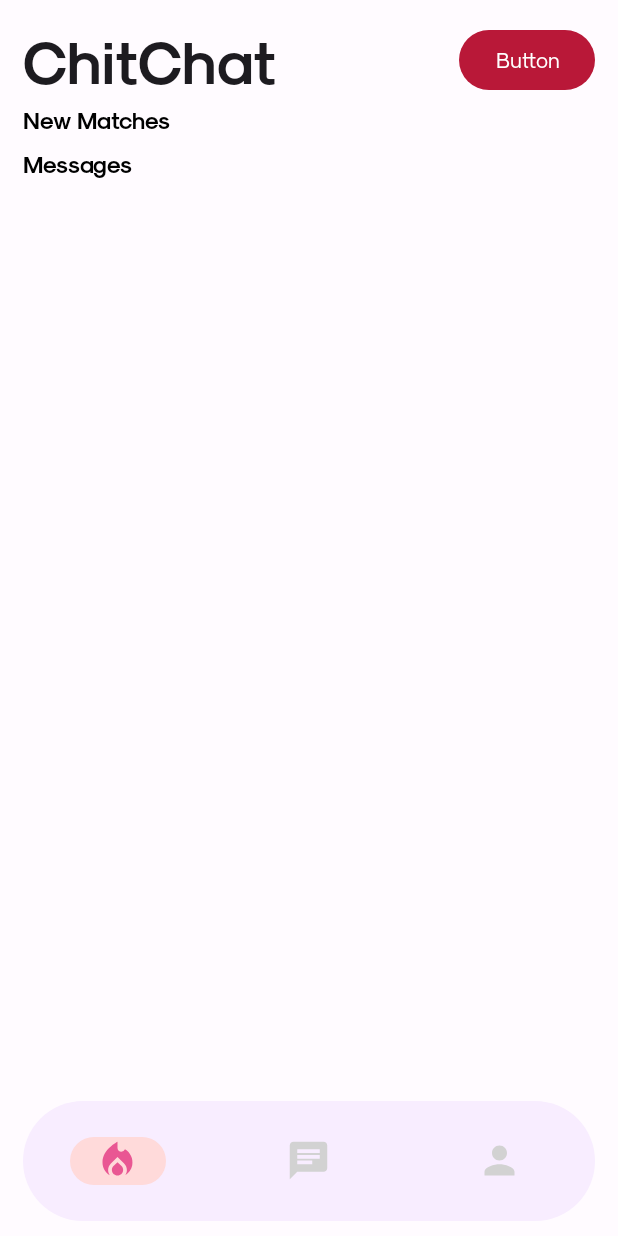
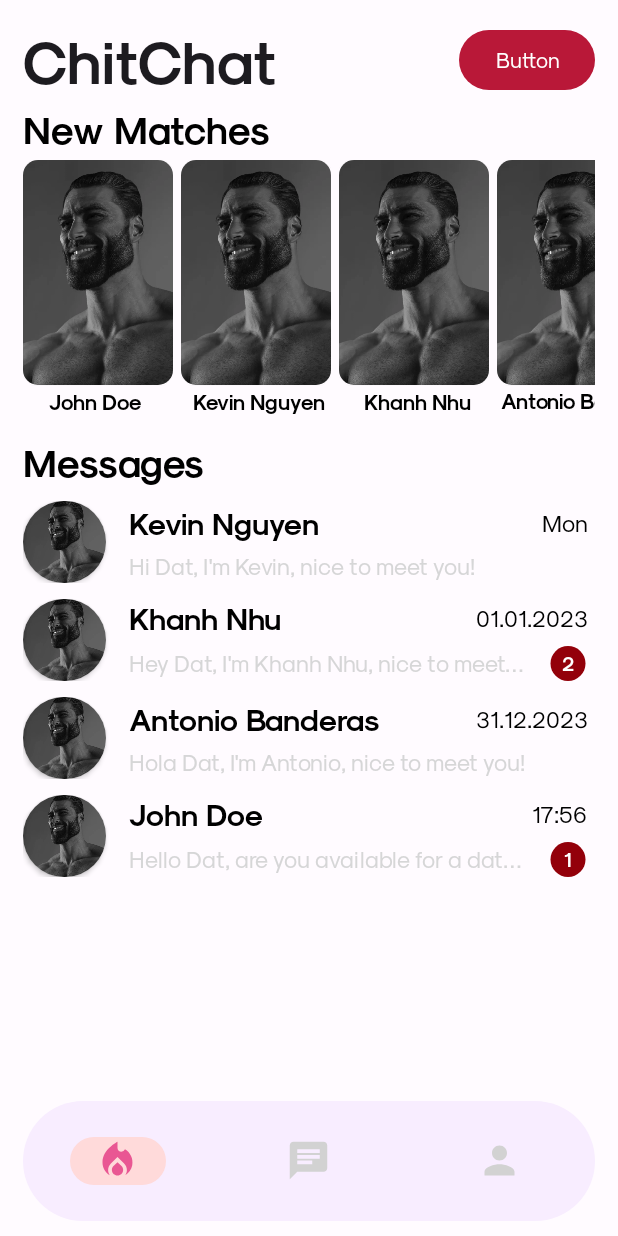
Before and after one commit to OnlyUsePascal/TeenDuh, an Android app: the fragment ChitChat placed in its activity, on a phone screen of 412 x 824 dp. Run offline under Robolectric (Android 15) with nearby library versions, the phone set to English and light mode, and no system bars.

Commit message:
messages page ui

```diff
--- /dev/null
+++ b/app/src/main/java/com/example/teenduh/model/message/MessageViewModel.java
@@ -0,0 +1,103 @@
+package com.example.teenduh.model.message;
+
+import android.annotation.SuppressLint;
+
+import java.util.Calendar;
+import java.util.Date;
+import java.util.GregorianCalendar;
+import java.util.Locale;
+
+public class MessageViewModel {
+  private String uid;
+  private String senderUid;
+  private String receiverUid;
+  private String name;
+  private String messagePreview;
+  private String imageUrl;
+  private Date date;
+  private Boolean isUnread;
+
+  public MessageViewModel(String uid, String senderUid, String receiverUid, String name, String message, String imageUrl, Date date, Boolean isUnread) {
+    this.uid = uid;
+    this.senderUid = senderUid;
+    this.receiverUid = receiverUid;
+    this.name = name;
+    this.messagePreview = message;
+    this.imageUrl = imageUrl;
+    this.date = date;
+    this.isUnread = isUnread;
+  }
+
+  public String getUid() {
+    return uid;
+  }
+
+  public Date getDate() {
+    return date;
+  }
+
+  public Boolean getUnread() {
+    return isUnread;
+  }
+
+  public String getName() {
+    return name;
+  }
+
+  public String getMessagePreview() {
+    return messagePreview;
+  }
+
+  public String getImageUrl() {
+    return imageUrl;
+  }
+
+  public String getSenderUid() {
+    return senderUid;
+  }
+
+  public String getPreviewDate() {
+    Date currentDate = new Date();
+
+    Calendar currentDateCalendar = new GregorianCalendar();
+    Calendar messageDateCalendar = new GregorianCalendar();
+
+    currentDateCalendar.setTime(currentDate);
+    messageDateCalendar.setTime(date);
+
+    int currentYear = currentDateCalendar.get(Calendar.YEAR);
+    int currentDay = currentDateCalendar.get(Calendar.DAY_OF_MONTH);
+    int currentWeek = currentDateCalendar.get(Calendar.WEEK_OF_YEAR);
+
+    int messageYear = messageDateCalendar.get(Calendar.YEAR);
+    int messageMonth = messageDateCalendar.get(Calendar.MONTH);
+    int messageDay = messageDateCalendar.get(Calendar.DAY_OF_MONTH);
+    int messageWeek = messageDateCalendar.get(Calendar.WEEK_OF_YEAR);
+
+    if (currentYear == messageYear) {
+      if (currentWeek == messageWeek) {
+        if (currentDay == messageDay) {
+          return String.format(
+            "%02d:%02d",
+            messageDateCalendar.get(Calendar.HOUR_OF_DAY),
+            messageDateCalendar.get(Calendar.MINUTE)
+          );
+        } else {
+          return messageDateCalendar.getDisplayName(Calendar.DAY_OF_WEEK, Calendar.SHORT, Locale.US);
+        }
+      } else {
+        return String.format(
+          "%s %d",
+          messageDateCalendar.getDisplayName(Calendar.MONTH, Calendar.SHORT, Locale.US),
+          messageDay
+        );
+      }
+    }
+
+    return String.format("%02d.%02d.%02d", messageDay, messageMonth + 1, messageYear);
+  }
+
+  public String getReceiverUid() {
+    return receiverUid;
+  }
+}
--- /dev/null
+++ b/app/src/main/java/com/example/teenduh/model/message/MessagesPreviewStore.java
@@ -0,0 +1,87 @@
+package com.example.teenduh.model.message;
+
+import com.example.teenduh.util.AndroidUtil;
+
+import java.util.ArrayList;
+import java.util.HashMap;
+import java.util.List;
+import java.util.stream.Collectors;
+
+public class MessagesPreviewStore {
+  public static HashMap<String, MessageViewModel> messagesPreviewMap = new HashMap<>();
+  public static HashMap<String, Integer> unreadAmountMap = new HashMap<>();
+
+  public static void addMessage(MessageViewModel message) {
+    // TODO: add message to database
+    unreadAmountMap.merge(message.getSenderUid(), message.getUnread() ? 1 : 0, Integer::sum);
+    messagesPreviewMap.put(message.getSenderUid(), message);
+  }
+
+  public static List<MessageViewModel> getMessagesList() {
+    return new ArrayList<>(messagesPreviewMap.values());
+  }
+
+  public static List<Integer> getUnreadAmountList() {
+    return new ArrayList<>(unreadAmountMap.values());
+  }
+
+  public static void fetch() {
+    // TODO: fetch messages from database
+    messagesPreviewMap.clear();
+
+    addMessage(new MessageViewModel(
+      "1",
+      "10",
+      "20",
+      "John Doe",
+      "Hello Dat, are you available for a date?",
+      "https://i.imgur.com/1XZV3cj.jpg",
+      AndroidUtil.parseDate(2024, 1, 3, 17, 56),
+      true)
+    );
+
+    addMessage(new MessageViewModel(
+      "2",
+      "11",
+      "20",
+      "Kevin Nguyen",
+      "Hi Dat, I'm Kevin, nice to meet you!",
+      "https://i.imgur.com/1XZV3cj.jpg",
+      AndroidUtil.parseDate(2024, 1, 1, 13, 12),
+      false)
+    );
+
+    addMessage(new MessageViewModel(
+      "3",
+      "12",
+      "20",
+      "Khanh Nhu",
+      "Hey Dat, I'm Khanh Nhu, nice to meet you!",
+      "https://i.imgur.com/1XZV3cj.jpg",
+      AndroidUtil.parseDate(2023, 12, 31, 17, 56),
+      true)
+    );
+
+    addMessage(new MessageViewModel(
+      "4",
+      "13",
+      "20",
+      "Antonio Banderas",
+      "Hola Dat, I'm Antonio, nice to meet you!",
+      "https://i.imgur.com/1XZV3cj.jpg",
+      AndroidUtil.parseDate(2023, 12, 31, 17, 56),
+      false)
+    );
+
+    addMessage(new MessageViewModel(
+      "5",
+      "12",
+      "20",
+      "Khanh Nhu",
+      "Hey Dat, I'm Khanh Nhu, nice to meet you!",
+      "https://i.imgur.com/1XZV3cj.jpg",
+      AndroidUtil.parseDate(2023, 1, 1, 17, 56),
+      true)
+    );
+  }
+}
--- /dev/null
+++ b/app/src/main/java/com/example/teenduh/model/message/NewMatchesStore.java
@@ -0,0 +1,27 @@
+package com.example.teenduh.model.message;
+
+import java.util.ArrayList;
+import java.util.List;
+
+public class NewMatchesStore {
+  public static List<NewMatchesViewModel> matchesList = new ArrayList<>();
+
+  public static void addMatch(NewMatchesViewModel match) {
+    // TODO: add match to database
+    matchesList.add(match);
+  }
+
+  public static List<NewMatchesViewModel> getMatchesList() {
+    return matchesList;
+  }
+
+  public static void fetch() {
+    // TODO: fetch matches from database
+    matchesList.clear();
+
+    matchesList.add(new NewMatchesViewModel("John Doe", "https://i.imgur.com/1XZV3cj.jpg"));
+    matchesList.add(new NewMatchesViewModel("Kevin Nguyen", "https://i.imgur.com/1XZV3cj.jpg"));
+    matchesList.add(new NewMatchesViewModel("Khanh Nhu", "https://i.imgur.com/1XZV3cj.jpg"));
+    matchesList.add(new NewMatchesViewModel("Antonio Banderas", "https://i.imgur.com/1XZV3cj.jpg"));
+  }
+}
--- /dev/null
+++ b/app/src/main/java/com/example/teenduh/model/message/NewMatchesViewModel.java
@@ -0,0 +1,19 @@
+package com.example.teenduh.model.message;
+
+public class NewMatchesViewModel {
+  private String name;
+  private String imageUrl;
+
+  public NewMatchesViewModel(String name, String imageUrl) {
+    this.name = name;
+    this.imageUrl = imageUrl;
+  }
+
+  public String getName() {
+    return name;
+  }
+
+  public String getImageUrl() {
+    return imageUrl;
+  }
+}
--- a/app/src/main/java/com/example/teenduh/util/AndroidUtil.java
+++ b/app/src/main/java/com/example/teenduh/util/AndroidUtil.java
@@ -9,6 +9,9 @@ import android.view.View;
 import android.view.inputmethod.InputMethodManager;
 
 import com.example.teenduh.model.User;
+
+import java.time.LocalDateTime;
+import java.util.Date;
 
 public class AndroidUtil {
   private static Context context;
@@ -57,4 +60,9 @@ public class AndroidUtil {
     Intent intent = new Intent(Intent.ACTION_VIEW, Uri.parse(url));
     context.startActivity(intent);
   }
+
+  public static Date parseDate(int year, int month, int day, int hour, int minute) {
+    return Date.from(LocalDateTime.of(year, month, day, hour, minute).atZone(
+        java.time.ZoneId.systemDefault()).toInstant());
+  }
 }
--- a/app/src/main/java/com/example/teenduh/view/activity/MainLayout.java
+++ b/app/src/main/java/com/example/teenduh/view/activity/MainLayout.java
@@ -10,7 +10,7 @@ import android.widget.FrameLayout;
 
 import com.example.teenduh.R;
 import com.example.teenduh.util.AndroidUtil;
-import com.example.teenduh.view.fragment.ChitChat;
+import com.example.teenduh.view.fragment.message.ChitChat;
 import com.example.teenduh.view.fragment.Profile;
 import com.example.teenduh.view.fragment.TeenDuh;
 import com.google.android.material.bottomnavigation.BottomNavigationView;
--- /dev/null
+++ b/app/src/main/java/com/example/teenduh/view/adapter/message/MessagesPreviewAdapter.java
@@ -0,0 +1,80 @@
+package com.example.teenduh.view.adapter.message;
+
+import android.view.LayoutInflater;
+import android.view.View;
+import android.view.ViewGroup;
+import android.widget.ImageView;
+import android.widget.RelativeLayout;
+import android.widget.TextView;
+
+import androidx.annotation.NonNull;
+import androidx.recyclerview.widget.RecyclerView;
+
+import com.example.teenduh.R;
+import com.example.teenduh.model.message.MessageViewModel;
+import com.example.teenduh.util.AndroidUtil;
+import com.example.teenduh.view.activity.TestSuccess;
+
+import java.util.List;
+
+public class MessagesPreviewAdapter extends RecyclerView.Adapter<MessagesPreviewAdapter.ViewHolder> {
+  private List<MessageViewModel> messagesList;
+  private List<Integer> unreadAmountList;
+  private View mView;
+
+  public MessagesPreviewAdapter(List<MessageViewModel> messagesList, List<Integer> unreadAmountList, View view) {
+    this.messagesList = messagesList;
+    this.unreadAmountList = unreadAmountList;
+    this.mView = view;
+  }
+
+  @NonNull
+  @Override
+  public MessagesPreviewAdapter.ViewHolder onCreateViewHolder(@NonNull ViewGroup parent, int viewType) {
+    View view = LayoutInflater.from(parent.getContext()).inflate(R.layout.list_chitchat_messages, parent, false);
+    return new MessagesPreviewAdapter.ViewHolder(view);
+  }
+
+  @Override
+  public void onBindViewHolder(@NonNull MessagesPreviewAdapter.ViewHolder holder, int position) {
+    holder.name.setText(messagesList.get(position).getName());
+    holder.messagePreview.setText(messagesList.get(position).getMessagePreview());
+    holder.date.setText(messagesList.get(position).getPreviewDate());
+
+    Integer unreadAmount = unreadAmountList.get(position);
+    if (unreadAmount == 0) {
+      holder.unreadContainer.setVisibility(View.GONE);
+    } else {
+      holder.unreadCount.setText(unreadAmount.toString());
+      holder.unreadContainer.setVisibility(View.VISIBLE);
+    }
+
+    holder.itemView.setOnClickListener(v -> {
+      AndroidUtil._startActivity(mView.getContext(), TestSuccess.class);
+    });
+  }
+
+  @Override
+  public int getItemCount() {
+    return messagesList.size();
+  }
+
+  public class ViewHolder extends RecyclerView.ViewHolder {
+    private TextView name;
+    private TextView date;
+    private TextView unreadCount;
+    private TextView messagePreview;
+    private ImageView image;
+    private RelativeLayout unreadContainer;
+    public ViewHolder(@NonNull View itemView) {
+      super(itemView);
+
+      name = itemView.findViewById(R.id.name);
+      messagePreview = itemView.findViewById(R.id.messagePreview);
+      image = itemView.findViewById(R.id.user_img);
+      date = itemView.findViewById(R.id.date);
+      unreadCount = itemView.findViewById(R.id.unreadCount);
+      unreadContainer = itemView.findViewById(R.id.unreadContainer);
+    }
+  }
+}
--- /dev/null
+++ b/app/src/main/java/com/example/teenduh/view/adapter/message/NewMatchesAdapter.java
@@ -0,0 +1,59 @@
+package com.example.teenduh.view.adapter.message;
+
+import android.view.LayoutInflater;
+import android.view.View;
+import android.view.ViewGroup;
+import android.widget.ImageView;
+import android.widget.TextView;
+
+import androidx.annotation.NonNull;
+import androidx.recyclerview.widget.RecyclerView;
+
+import com.example.teenduh.R;
+import com.example.teenduh.model.message.NewMatchesViewModel;
+import com.example.teenduh.util.AndroidUtil;
+import com.example.teenduh.view.activity.TestSuccess;
+
+import java.util.List;
+
+public class NewMatchesAdapter extends RecyclerView.Adapter<NewMatchesAdapter.ViewHolder> {
+  private List<NewMatchesViewModel> newMatchesList;
+  private View mView;
+
+  public NewMatchesAdapter(List<NewMatchesViewModel> newMatchesList, View mView) {
+    this.newMatchesList = newMatchesList;
+    this.mView = mView;
+  }
+
+  @NonNull
+  @Override
+  public NewMatchesAdapter.ViewHolder onCreateViewHolder(@NonNull ViewGroup parent, int viewType) {
+    View view = LayoutInflater.from(parent.getContext()).inflate(R.layout.list_chitchat_match, parent, false);
+    return new NewMatchesAdapter.ViewHolder(view);
+  }
+
+  @Override
+  public void onBindViewHolder(@NonNull NewMatchesAdapter.ViewHolder holder, int position) {
+    holder.name.setText(newMatchesList.get(position).getName());
+
+    holder.itemView.setOnClickListener(v -> {
+      AndroidUtil._startActivity(mView.getContext(), TestSuccess.class);
+    });
+  }
+
+  @Override
+  public int getItemCount() {
+    return newMatchesList.size();
+  }
+
+  public class ViewHolder extends RecyclerView.ViewHolder {
+    private TextView name;
+    private ImageView image;
+    public ViewHolder(@NonNull View itemView) {
+      super(itemView);
+
+      name = itemView.findViewById(R.id.name);
+      image = itemView.findViewById(R.id.match_img);
+    }
+  }
+}
--- a/app/src/main/java/com/example/teenduh/view/fragment/ChitChat.java
+++ /dev/null
@@ -1,42 +0,0 @@
-package com.example.teenduh.view.fragment;
-
-import android.content.Context;
-import android.os.Bundle;
-
-import androidx.annotation.NonNull;
-import androidx.annotation.Nullable;
-import androidx.fragment.app.Fragment;
-import androidx.recyclerview.widget.RecyclerView;
-
-import android.view.LayoutInflater;
-import android.view.View;
-import android.view.ViewGroup;
-
-import com.example.teenduh.R;
-import com.example.teenduh.util.AndroidUtil;
-
-public class ChitChat extends Fragment {
-  private Context context;
-  RecyclerView matches;
-  RecyclerView messages;
-
-
-  public ChitChat() {
-    // Required empty public constructor
-    context = AndroidUtil.getContext();
-  }
-
-  @Override
-  public View onCreateView(LayoutInflater inflater, ViewGroup container,
-                           Bundle savedInstanceState) {
-    return inflater.inflate(R.layout.fragment_chit_chat, container, false);
-  }
-
-  @Override
-  public void onViewCreated(@NonNull View view, @Nullable Bundle savedInstanceState) {
-    super.onViewCreated(view, savedInstanceState);
-    matches = view.findViewById(R.id.matches);
-    messages = view.findViewById(R.id.messages);
-
-  }
-}
--- /dev/null
+++ b/app/src/main/java/com/example/teenduh/view/fragment/message/ChitChat.java
@@ -0,0 +1,77 @@
+package com.example.teenduh.view.fragment.message;
+
+import android.content.Context;
+import android.os.Bundle;
+
+import androidx.annotation.NonNull;
+import androidx.annotation.Nullable;
+import androidx.fragment.app.Fragment;
+import androidx.recyclerview.widget.LinearLayoutManager;
+import androidx.recyclerview.widget.RecyclerView;
+
+import android.view.LayoutInflater;
+import android.view.View;
+import android.view.ViewGroup;
+
+import com.example.teenduh.R;
+import com.example.teenduh.model.message.MessageViewModel;
+import com.example.teenduh.model.message.MessagesPreviewStore;
+import com.example.teenduh.model.message.NewMatchesStore;
+import com.example.teenduh.model.message.NewMatchesViewModel;
+import com.example.teenduh.util.AndroidUtil;
+import com.example.teenduh.view.adapter.message.MessagesPreviewAdapter;
+import com.example.teenduh.view.adapter.message.NewMatchesAdapter;
+
+import java.util.ArrayList;
+import java.util.List;
+
+public class ChitChat extends Fragment {
+  private Context context;
+  RecyclerView matches;
+  RecyclerView messages;
+  List<NewMatchesViewModel> matchesList = new ArrayList<>();
+  List<MessageViewModel> messagesList = new ArrayList<>();
+  List<Integer> unreadAmountList = new ArrayList<>();
+
+
+  public ChitChat() {
+    // Required empty public constructor
+    context = AndroidUtil.getContext();
+  }
+
+  @Override
+  public View onCreateView(LayoutInflater inflater, ViewGroup container,
+                           Bundle savedInstanceState) {
+    View view =  inflater.inflate(R.layout.fragment_chit_chat, container, false);
+
+    matches = view.findViewById(R.id.matches);
+    messages = view.findViewById(R.id.messages);
+
+    matches.setLayoutManager(new
+      LinearLayoutManager(context, LinearLayoutManager.HORIZONTAL, false));
+
+    NewMatchesStore.fetch();
+    matchesList = NewMatchesStore.getMatchesList();
+
+    matches.setAdapter(new NewMatchesAdapter(matchesList, view));
+
+    messages.setLayoutManager(new
+      LinearLayoutManager(context, LinearLayoutManager.VERTICAL, false));
+
+    MessagesPreviewStore.fetch();
+    messagesList = MessagesPreviewStore.getMessagesList();
+    unreadAmountList = MessagesPreviewStore.getUnreadAmountList();
+
+    messages.setAdapter(new MessagesPreviewAdapter(messagesList, unreadAmountList, view));
+
+    return view;
+  }
+
+  @Override
+  public void onViewCreated(@NonNull View view, @Nullable Bundle savedInstanceState) {
+    super.onViewCreated(view, savedInstanceState);
+    matches = view.findViewById(R.id.matches);
+    messages = view.findViewById(R.id.messages);
+
+  }
+}
--- /dev/null
+++ b/app/src/main/res/drawable/circle_shape.xml
@@ -0,0 +1,12 @@
+<?xml version="1.0" encoding="utf-8"?>
+<shape
+  xmlns:android="http://schemas.android.com/apk/res/android"
+  android:shape="oval">
+
+  <solid
+    android:color="@color/md_theme_dark_errorContainer" />
+
+  <size
+    android:width="25dp"
+    android:height="25dp"/>
+</shape>
--- a/app/src/main/res/layout/fragment_chit_chat.xml
+++ b/app/src/main/res/layout/fragment_chit_chat.xml
@@ -45,7 +45,7 @@
       android:layout_height="wrap_content"
       android:text="New Matches"
       android:textColor="@color/black"
-      android:textSize="15dp"
+      android:textSize="25dp"
       android:textStyle="bold" />
 
     <androidx.recyclerview.widget.RecyclerView
@@ -67,10 +67,11 @@
       android:layout_height="wrap_content"
       android:text="Messages"
       android:textColor="@color/black"
-      android:textSize="15dp"
+      android:textSize="25dp"
       android:textStyle="bold" />
 
     <androidx.recyclerview.widget.RecyclerView
+      android:layout_marginTop="5dp"
       android:id="@+id/messages"
       android:layout_width="match_parent"
       android:layout_height="wrap_content" />
--- a/app/src/main/res/layout/listview_chitchat_match.xml
+++ b/app/src/main/res/layout/list_chitchat_match.xml
@@ -3,7 +3,9 @@
   xmlns:app="http://schemas.android.com/apk/res-auto"
   android:layout_width="wrap_content"
   android:layout_height="wrap_content"
-  android:padding="5dp">
+  android:paddingVertical="5dp"
+  android:paddingRight="5dp"
+  android:id="@+id/matches_container">
 
   <androidx.cardview.widget.CardView
     android:layout_width="wrap_content"
@@ -20,13 +22,17 @@
   </androidx.cardview.widget.CardView>
 
   <TextView
-    android:id="@+id/textView5"
+    android:id="@+id/name"
     android:layout_width="wrap_content"
     android:layout_height="wrap_content"
     android:layout_below="@+id/match_card"
     android:layout_centerHorizontal="true"
     android:layout_marginTop="2dp"
-    android:text="Giga Nguyen"
+    android:ellipsize="end"
+    android:minWidth="70dp"
+    android:maxWidth="100dp"
+    android:maxLines="1"
+    android:text=""
     android:textColor="@color/black"
     android:textStyle="bold" />
 
--- /dev/null
+++ b/app/src/main/res/layout/list_chitchat_messages.xml
@@ -0,0 +1,110 @@
+<?xml version="1.0" encoding="utf-8"?>
+<LinearLayout xmlns:android="http://schemas.android.com/apk/res/android"
+  xmlns:app="http://schemas.android.com/apk/res-auto"
+  android:layout_width="match_parent"
+  android:layout_height="65dp"
+  android:orientation="horizontal"
+  android:paddingVertical="5dp"
+  android:paddingRight="5dp"
+  android:id="@+id/matches_container">
+
+  <androidx.cardview.widget.CardView
+    android:layout_width="wrap_content"
+    android:id="@+id/match_card"
+    android:layout_height="wrap_content"
+    app:cardCornerRadius="100dp"
+    android:layout_marginRight="15dp">
+
+    <androidx.appcompat.widget.AppCompatImageView
+      android:id="@+id/user_img"
+      android:layout_width="55dp"
+      android:layout_height="55dp"
+      android:scaleType="centerCrop"
+      android:src="@drawable/match_img" />
+  </androidx.cardview.widget.CardView>
+
+  <LinearLayout
+    android:layout_width="match_parent"
+    android:layout_height="match_parent"
+    android:orientation="vertical"
+    android:gravity="center_vertical">
+
+    <LinearLayout
+      android:layout_width="match_parent"
+      android:layout_height="wrap_content"
+      android:orientation="horizontal"
+      android:gravity="center_vertical"
+      android:layout_marginBottom="6dp">
+
+      <TextView
+        android:id="@+id/name"
+        android:minWidth="70dp"
+        android:layout_width="wrap_content"
+        android:layout_height="wrap_content"
+        android:textSize="20dp"
+        android:layout_weight="1"
+        android:text=""
+        android:ellipsize="end"
+        android:maxLines="1"
+        android:textColor="@color/black"
+        android:textStyle="bold"
+        android:layout_marginRight="15dp" />
+
+      <TextView
+        android:id="@+id/date"
+        android:maxWidth="80dp"
+        android:layout_width="wrap_content"
+        android:layout_height="wrap_content"
+        android:textSize="15dp"
+        android:text=""
+        android:gravity="end"
+        android:textColor="@color/design_default_color_on_secondary" />
+
+    </LinearLayout>
+
+    <LinearLayout
+      android:layout_width="match_parent"
+      android:layout_height="wrap_content"
+      android:orientation="horizontal"
+      android:gravity="center_vertical">
+
+      <TextView
+        android:id="@+id/messagePreview"
+        android:minWidth="70dp"
+        android:layout_width="wrap_content"
+        android:layout_height="wrap_content"
+        android:textSize="15dp"
+        android:layout_weight="1"
+        android:text=""
+        android:ellipsize="end"
+        android:maxLines="1"
+        android:textColor="@color/quantum_black_secondary_text"
+        android:layout_marginRight="15dp" />
+
+        <RelativeLayout
+          android:layout_width="wrap_content"
+          android:layout_height="wrap_content"
+          android:id="@+id/unreadContainer"
+          android:visibility="gone">
+
+          <ImageView
+            android:layout_width="wrap_content"
+            android:layout_height="wrap_content"
+            android:src="@drawable/circle_shape" />
+
+          <TextView
+            android:id="@+id/unreadCount"
+            android:layout_width="wrap_content"
+            android:layout_height="wrap_content"
+            android:text=""
+            android:textStyle="bold"
+            android:textColor="@color/white"
+            android:textSize="13dp"
+            android:layout_centerInParent="true" />
+        </RelativeLayout>
+
+    </LinearLayout>
+
+  </LinearLayout>
+
+</LinearLayout>
```
